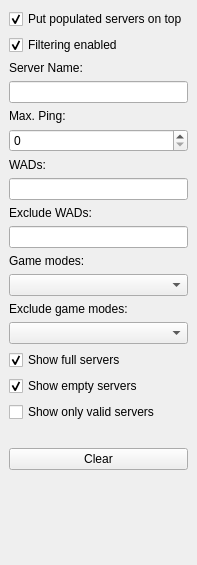
Old version of the form src/core/gui/serverfilterdock.ui in the repository Destroyerrrocket/doomseeker-unofficial.
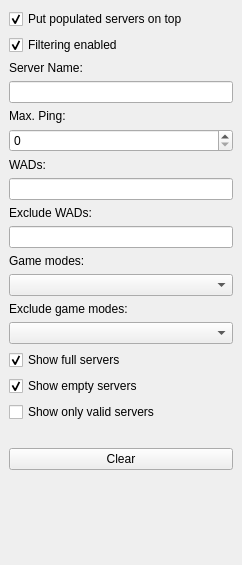
New version of the form. Icons and pictures are not drawn. Custom widgets are drawn as their Qt base class.

Commit message: - Editing server name filter will also automatically enable filtering.

The edit to the form file:
```diff
--- a/src/core/gui/serverfilterdock.ui
+++ b/src/core/gui/serverfilterdock.ui
@@ -6,7 +6,7 @@
    <rect>
     <x>0</x>
     <y>0</y>
-    <width>181</width>
+    <width>242</width>
     <height>565</height>
    </rect>
   </property>
@@ -54,7 +54,7 @@
         <rect>
          <x>0</x>
          <y>0</y>
-         <width>163</width>
+         <width>208</width>
          <height>479</height>
         </rect>
        </property>
```
Left out of the diff: 63 changed lines with no effect on the pictures. The commit also changes 2 other files.
